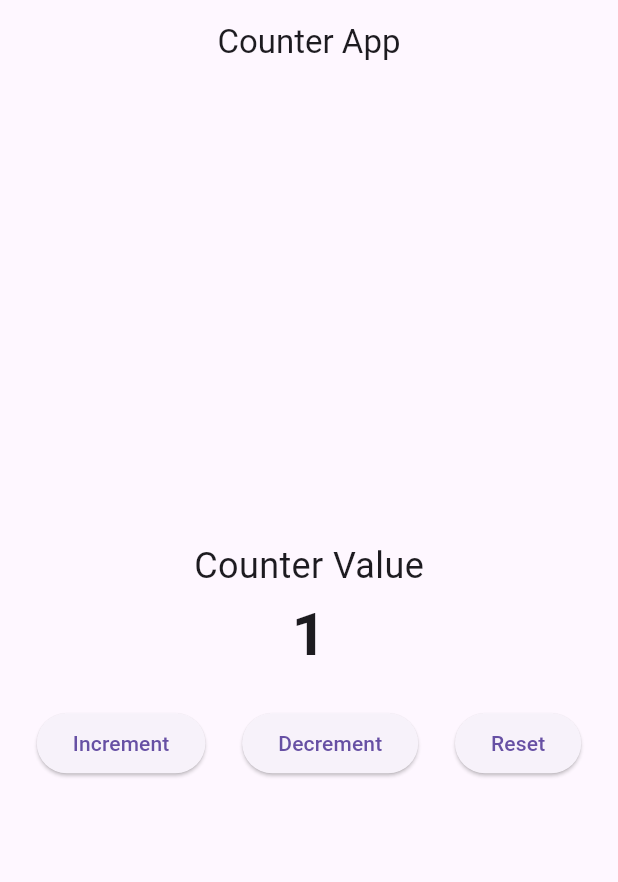
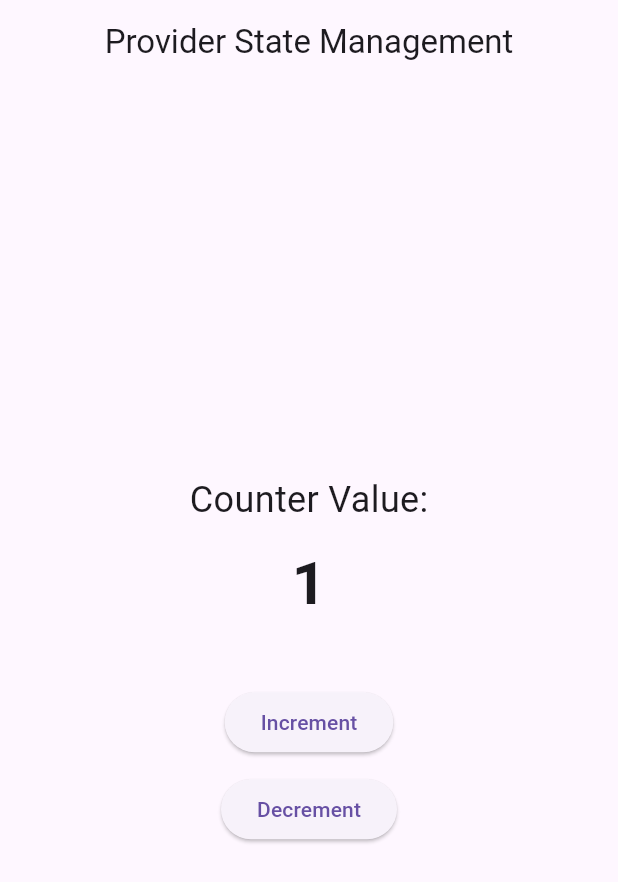
Before and after one commit to Pak-Man926/Dart-And-Flutter-Practice-Projects, a Flutter app: the screen it shows after launch, after a tap on "Increment", on a phone screen of 412 x 824 dp. Shown: the top 882 px of the screen. Run offline on Flutter 3.47's test engine with Material 3 defaults, Android fonts, the phone set to English and light mode, and no system bars; key blocks and very long unbroken strings in the code were emptied for the run.

Commit message:
Updates 2.0

```diff
--- /dev/null
+++ b/counter_app/lib/counter_provider.dart
@@ -0,0 +1,20 @@
+import "package:flutter/material.dart";
+
+class CounterProvider extends ChangeNotifier
+{
+  int _counter = 0;
+
+  int get counter => _counter;
+
+  void increment()
+  {
+    _counter++;
+    notifyListeners();
+  }
+
+  void decrement()
+  {
+    _counter --;
+    notifyListeners();
+  }
+}
--- a/counter_app/lib/main.dart
+++ b/counter_app/lib/main.dart
@@ -1,105 +1,71 @@
 import "package:flutter/material.dart";
+import "package:provider/provider.dart";
+import "counter_provider.dart";
 
 void main()
 {
-  runApp(MyApp());
+  runApp(
+    MultiProvider(
+      providers: [
+        ChangeNotifierProvider(create : (_) => CounterProvider()),
+      ],
+      child: MyApp(),
+    )
+  );
 }
 
 class MyApp extends StatelessWidget
 {
-  const MyApp({super.key});
-
   @override
   Widget build(BuildContext context)
   {
     return MaterialApp(
-      home: CounterScreen()
+      home: CounterScreen(),
+      theme: ThemeData(
+        primarySwatch: Colors.blue,
+      ),
     );
   }
 }
 
-class CounterScreen extends StatefulWidget
+class CounterScreen extends StatelessWidget
 {
-  const CounterScreen({super.key});
-
-  @override
-  _CounterScreenState createState() => _CounterScreenState();
-
-}
-
-class _CounterScreenState extends State<CounterScreen>
-{
-  int _counter = 0;
-
-  void _incrementCounter()
-  {
-    setState(()
-
-             {
-               _counter ++;
-             });
-  }
-
-  void _decrementCounter()
-  {
-    setState(()
-             {
-               _counter --;
-             }
-            );
-  }
-
-  void _resetCounter()
-  {
-    setState(()
-    {
-      _counter = 0;
-    });
-  }
-
   @override
   Widget build(BuildContext context)
   {
+    final counterProvider = Provider.of<CounterProvider>(context);
+
     return Scaffold(
       appBar: AppBar(
         centerTitle: true,
-        title: Text("Counter App")
+        title: Text("Provider State Management"),
       ),
       body: Center(
         child: Column(
           mainAxisAlignment: MainAxisAlignment.center,
           children: [
-            Text("Counter Value",
-                style: TextStyle(fontSize: 24)
+            Text(
+              "Counter Value:",
+              style: TextStyle(fontSize:24),
             ),
-
-            Text("$_counter",
-                  style: TextStyle(fontSize:40, fontWeight: FontWeight.bold),
+            SizedBox(height: 10),
+            Text(
+              "${counterProvider.counter}",
+              style: TextStyle(fontSize: 40, fontWeight: FontWeight.bold)
             ),
-            SizedBox(height: 20),
-            Row(
-              mainAxisAlignment: MainAxisAlignment.spaceEvenly,
-              children: [
+            SizedBox(height:40),
             ElevatedButton(
-                  onPressed: _incrementCounter,
-                  child: Text("Increment")
+              onPressed: counterProvider.increment,
+              child: Text("Increment"),
             ),
-                //SizedBox(width: 20),
+            SizedBox(height: 10),
             ElevatedButton(
-                  onPressed: _decrementCounter,
-                  child: Text("Decrement")
+              onPressed: counterProvider.decrement,
+              child:Text("Decrement"),
               ),
-                ElevatedButton(
-                  onPressed: _resetCounter,
-                  child: Text("Reset"),
-                )
-
-              ]
-            )
-          ]
+          ],
           )
       )
     );
-
   }
 }
--- a/counter_app/pubspec.yaml
+++ b/counter_app/pubspec.yaml
@@ -31,9 +31,11 @@ dependencies:
   flutter:
     sdk: flutter
 
+
   # The following adds the Cupertino Icons font to your application.
   # Use with the CupertinoIcons class for iOS style icons.
   cupertino_icons: ^1.0.8
+  provider: ^6.1.4
 
 dev_dependencies:
   flutter_test:
```
Also changed, not shown: counter_app/pubspec.lock. Lines whose indentation alone changed are shown as unchanged.
